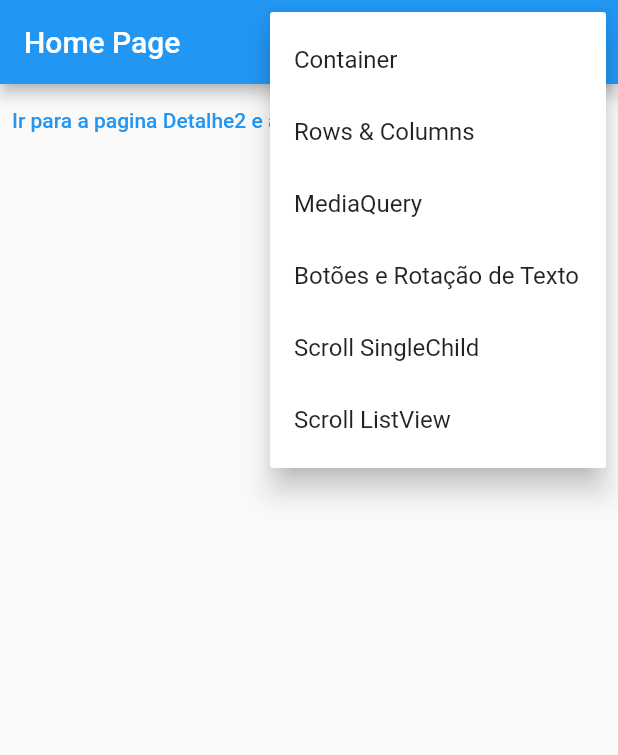
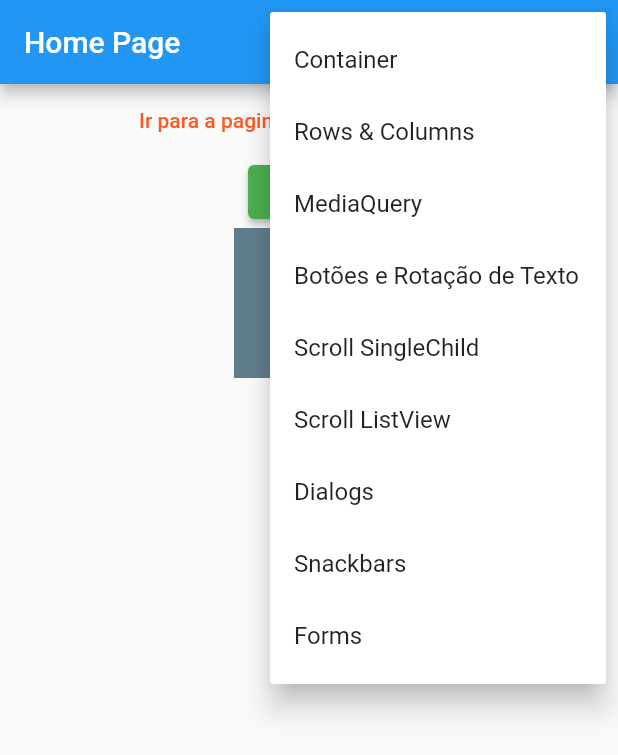
Before and after one commit to BrunoR90/flutter_primeiro_projeto_academia, a Flutter app: the screen it shows after launch, after a tap on the "more vert" icon, on a phone screen of 412 x 824 dp. Shown: the top 755 px of the screen. Run offline on Flutter 3.47's test engine with Material 2 defaults, Android fonts, the phone set to English and light mode, and no system bars.

Commit message:
Atualizado 30/03
Atualizado 30/03 13h11

```diff
--- a/flutter_primeiro_projeto/lib/main.dart
+++ b/flutter_primeiro_projeto/lib/main.dart
@@ -1,7 +1,10 @@
 import 'package:flutter/material.dart';
+import 'package:flutter_primeiro_projeto/pages/dialogs/dialogs_page.dart';
+import 'package:flutter_primeiro_projeto/pages/forms/forms_page.dart';
 import 'package:flutter_primeiro_projeto/pages/rows_columns/rows_column_page.dart';
 import 'package:flutter_primeiro_projeto/pages/scrolls/listview_page.dart';
 import 'package:flutter_primeiro_projeto/pages/scrolls/singlechildscrollview_page.dart';
+import 'package:flutter_primeiro_projeto/pages/snackbar/snackbar_page.dart';
 
 import 'pages/botoes_rotacao_texto/botoes_rotacao_texto_page.dart';
 import 'pages/container/container_page.dart';
@@ -23,8 +26,22 @@ class MyApp extends StatelessWidget {
       title: 'Flutter Demo',
       theme: ThemeData(
 
+        primaryColor: Colors.amber,
+        primaryColorLight: Colors.red,
+        primaryColorDark: Colors.amberAccent,
+        primarySwatch: Colors.blue,
+        fontFamily: 'Roboto',
+        textButtonTheme: TextButtonThemeData(
+          style: TextButton.styleFrom(
+            primary: Colors.deepOrange
+          ),
+          ),
 
-        primarySwatch: Colors.blue,
+        elevatedButtonTheme: ElevatedButtonThemeData(
+          style: ElevatedButton.styleFrom(
+            primary: Colors.green,
+          ),
+          ),
       ),
 
     routes: {
@@ -36,6 +53,9 @@ class MyApp extends StatelessWidget {
       '/botoes_rotacao_texto': (_) => const BotoesRotacaoTextoPage(),
       '/scrolls/single_child': (_) => const SinglechildscrollviewPage(),
       '/scrolls/list_view': (_) => const ListviewPage(),
+      '/dialogs': (_) => const DialogsPage(),
+      '/snackbars': (_) => const SnackBarPage(),
+      '/forms': (_) => const FormsPage(),
     },
 
     );
--- a/flutter_primeiro_projeto/lib/pages/home/home_page.dart
+++ b/flutter_primeiro_projeto/lib/pages/home/home_page.dart
@@ -2,13 +2,16 @@
 
 import 'package:flutter/material.dart';
 
-enum PopupMenuPages {   // Tipo da page/ valor da mesma.
+enum PopupMenuPages {   // Tipo da page/ valor da mesma (enum).
   container,
   rows_columns,
   media_query,
   botoes_rotacao_texto,
   scrolls_single_child,
   scrolls_list_view,
+  dialogs,
+  snackbars,
+  forms,
 
 }
 
@@ -42,6 +45,15 @@ class HomePage extends StatelessWidget {
                break;
             case PopupMenuPages.scrolls_list_view:
                Navigator.of(context).pushNamed('/scrolls/list_view');
+               break;
+            case PopupMenuPages.dialogs:
+               Navigator.of(context).pushNamed('/dialogs');
+               break;
+            case PopupMenuPages.snackbars:
+               Navigator.of(context).pushNamed('/snackbars');
+               break;
+            case PopupMenuPages.forms:
+               Navigator.of(context).pushNamed('/forms');
                break;
            }
 
@@ -78,6 +90,18 @@ class HomePage extends StatelessWidget {
               value: PopupMenuPages.scrolls_list_view,
               child: Text('Scroll ListView'),         // Acaba aqui.
             ),
+            const PopupMenuItem <PopupMenuPages>(   // Aqui se cria outro botão para o "Button".
+              value: PopupMenuPages.dialogs,
+              child: Text('Dialogs'),         // Acaba aqui.
+            ),
+            const PopupMenuItem <PopupMenuPages>(   // Aqui se cria outro botão para o "Button".
+              value: PopupMenuPages.snackbars,
+              child: Text('Snackbars'),        // Acaba aqui.
+            ),
+            const PopupMenuItem <PopupMenuPages>(   // Aqui se cria outro botão para o "Button".
+              value: PopupMenuPages.forms,
+              child: Text('Forms'),       // Acaba aqui.
+            ),
 
           ];
         },
@@ -85,7 +109,14 @@ class HomePage extends StatelessWidget {
       ],
 
       ),
-      body: Container(      // Exemplo de quando se necessita utilizar a nagevação e retonar algo
+      body: Theme(
+        data: Theme.of(context).copyWith(
+          primaryColor: Colors.blueGrey,
+        ),
+      child: Center(
+        child: Column(
+          children: [
+            Container(      // Exemplo de quando se necessita utilizar a nagevação e retonar algo.
               child: TextButton(
                 onPressed: () async {
                   print('Antes de navegar para a pagina detalhe 2');
@@ -98,6 +129,39 @@ class HomePage extends StatelessWidget {
               ),
             ),
 
+            Container(
+              child: Column(
+                children: [
+                  ElevatedButton(
+                    onPressed: () {},
+                    child: const Text('Botão X'
+                  ),
+                  ),
+                  const ContainerX(),
+                  TextButton(onPressed: () {}, child: const Text('Teste',
+                  ),
+                  )
+                ],
+              ) ,
+            ),
+          ],
+        ),
+      ),
+      ),
+
     );
   }
 }
+
+class ContainerX extends StatelessWidget {
+  const ContainerX({ Key? key }) : super(key: key);
+
+  @override
+  Widget build(BuildContext context) {
+    return Container(
+            height: 100,
+            width: 100,
+            color: Theme.of(context).primaryColor,  // Container trazendo a sua cor da primary color definida previamente no Theme da main.dart, porém, pode também ser trazida customizada aqui mesmo na página, como pode-se notar no "body: Theme..." aqui nessa página.
+    );
+  }
+}
```
Also changed, not shown: flutter_primeiro_projeto/lib/pages/dialogs/dialogs_custom.dart (added, +29 -0 lines), flutter_primeiro_projeto/lib/pages/dialogs/dialogs_page.dart (added, +121 -0 lines), flutter_primeiro_projeto/lib/pages/forms/forms_page.dart (added, +202 -0 lines), flutter_primeiro_projeto/lib/pages/snackbar/snackbar_page.dart (added, +52 -0 lines). Lines whose indentation alone changed are shown as unchanged.
